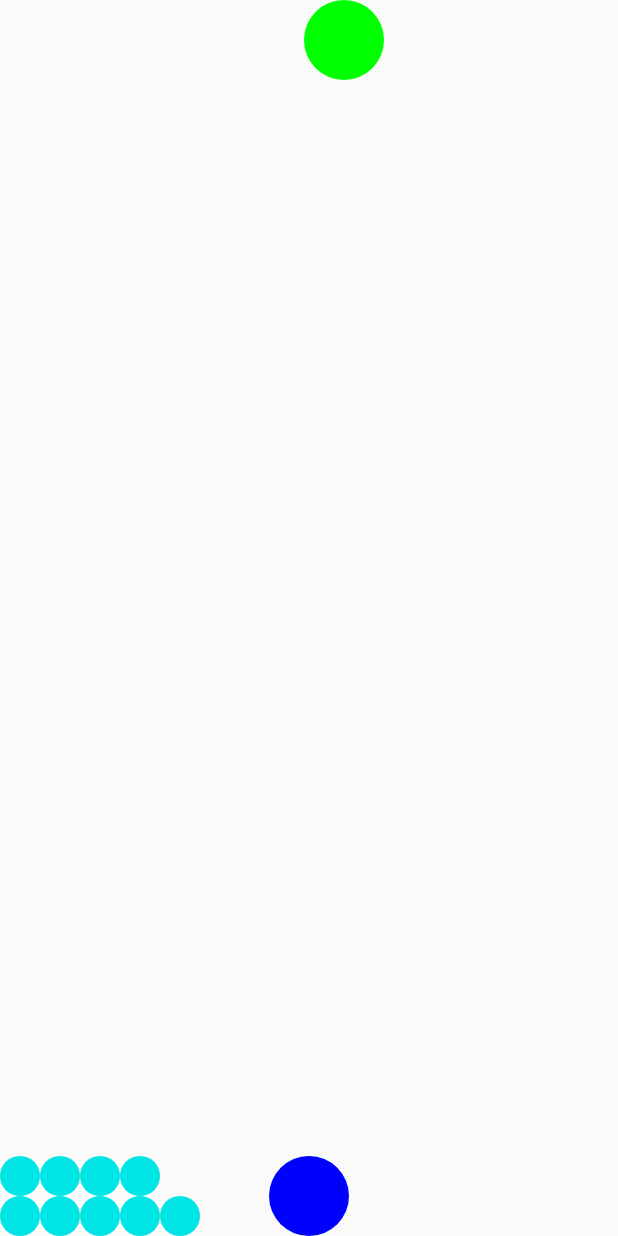
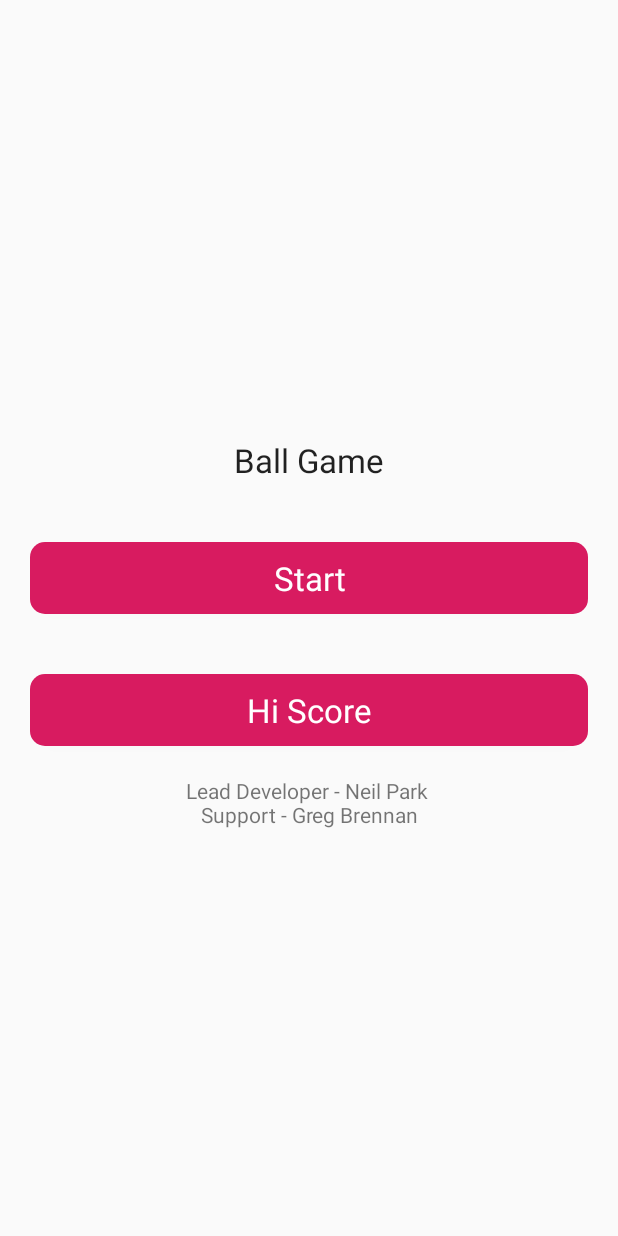
Before and after one commit to NeilPark-st/ball-game, an Android app: the screen it shows after launch (GamePlay before the commit, MainActivity after it), on a phone screen of 412 x 824 dp. Run offline under Robolectric (Android 15) with nearby library versions, the phone set to English and light mode, and no system bars.

Commit message:
Home screen added

```diff
--- a/app/src/main/AndroidManifest.xml
+++ b/app/src/main/AndroidManifest.xml
@@ -17,6 +17,7 @@
             </intent-filter>
         </activity>
         <activity android:name=".GamePlay"/>
+        <!--<activity android:name=".HiScore"/>-->
     </application>
 
 </manifest>
--- a/app/src/main/java/com/example/assignment8/MainActivity.java
+++ b/app/src/main/java/com/example/assignment8/MainActivity.java
@@ -38,8 +38,14 @@ public class MainActivity extends AppCompatActivity {
                 | View.SYSTEM_UI_FLAG_LAYOUT_STABLE;
         getWindow().getDecorView().setSystemUiVisibility(uiOptions);
 
+       // Intent intent = new Intent(this, GamePlay.class);
+       // startActivity(intent);
+    }
+    // Onclick method to start the GamePlay
+
+    public void onclickButtonStart(View v) {
+
         Intent intent = new Intent(this, GamePlay.class);
         startActivity(intent);
     }
-
 }
--- /dev/null
+++ b/app/src/main/res/drawable/button_styles.xml
@@ -0,0 +1,15 @@
+<?xml version="1.0" encoding="utf-8"?>
+<selector xmlns:android="http://schemas.android.com/apk/res/android">
+    <item android:state_pressed="true">
+        <shape >
+            <solid android:color="@color/colorAccentDark"/>
+            <corners android:radius="10dp"/>
+        </shape>
+    </item>
+    <item>
+        <shape>
+            <solid android:color="@color/colorAccent"/>
+            <corners android:radius="10dp"/>
+        </shape>
+    </item>
+</selector>
--- a/app/src/main/res/layout/activity_main.xml
+++ b/app/src/main/res/layout/activity_main.xml
@@ -4,9 +4,65 @@
     xmlns:tools="http://schemas.android.com/tools"
     android:layout_width="match_parent"
     android:layout_height="match_parent"
-    tools:context=".MainActivity"
-    android:id="@+id/constraintlayoutRoot">
+    android:orientation="vertical"
+    tools:context=".MainActivity">
+
+    <LinearLayout
+        android:layout_width="match_parent"
+        android:layout_height="wrap_content"
+        app:layout_constraintBottom_toBottomOf="parent"
+        app:layout_constraintTop_toTopOf="parent"
+        app:layout_constraintLeft_toLeftOf="parent"
+        app:layout_constraintRight_toRightOf="parent"
+        android:orientation="vertical" >
+
+        <LinearLayout
+            android:layout_width="match_parent"
+            android:layout_height="match_parent"
+            android:orientation="vertical"
+            android:layout_weight="1">
+            <TextView
+                android:id="@+id/title"
+                android:layout_width="match_parent"
+                android:layout_height="wrap_content"
+                android:layout_weight="1"
+                android:textAppearance="?android:attr/textAppearanceLarge"
+                android:textAlignment="center"
+                android:padding="20sp"
+                android:text="@string/game_name" />
+
+            <Button
+                android:layout_width="match_parent"
+                android:layout_height="0dp"
+                android:layout_weight="1"
+                android:layout_margin="20dp"
+                android:textAppearance="@style/TextAppearance.AppCompat.Large"
+                android:background="@drawable/button_styles"
+                android:textColor="@color/white"
+                android:text="@string/buttonStart"
+                android:onClick="onclickButtonStart"/>
+
+            <Button
+                android:layout_width="match_parent"
+                android:layout_height="0dp"
+                android:layout_weight="1"
+                android:layout_margin="20dp"
+                android:textAppearance="@style/TextAppearance.AppCompat.Large"
+                android:background="@drawable/button_styles"
+                android:textColor="@color/white"
+                android:text="@string/buttonHiScore"/>
+            <!--android:onClick="onclickButtonHiScore"/>-->
+
+            <TextView
+                android:id="@+id/credits"
+                android:layout_width="match_parent"
+                android:layout_height="wrap_content"
+                android:layout_weight="1"
+                android:textAlignment="center"
+                android:text="@string/developers" />
 
 
+        </LinearLayout>
+    </LinearLayout>
 
 </androidx.constraintlayout.widget.ConstraintLayout>
--- a/app/src/main/res/values/colors.xml
+++ b/app/src/main/res/values/colors.xml
@@ -3,6 +3,8 @@
     <color name="colorPrimary">#008577</color>
     <color name="colorPrimaryDark">#00574B</color>
     <color name="colorAccent">#D81B60</color>
+    <color name="colorAccentDark">#F59B05</color>
+    <color name="white">#FFFFFF</color>
     <color name="colorTarget">#00FF00</color>
     <color name="colorPlayer">#0000FF</color>
     <color name="colorLife">#00E6E6</color>
--- a/app/src/main/res/values/strings.xml
+++ b/app/src/main/res/values/strings.xml
@@ -1,3 +1,7 @@
 <resources>
     <string name="app_name">Assignment8</string>
+    <string name="game_name">Ball Game</string>
+    <string name="buttonStart">Start</string>
+    <string name="buttonHiScore">Hi Score</string>
+    <string name="developers">Lead Developer - Neil Park \nSupport - Greg Brennan</string>
 </resources>
```
